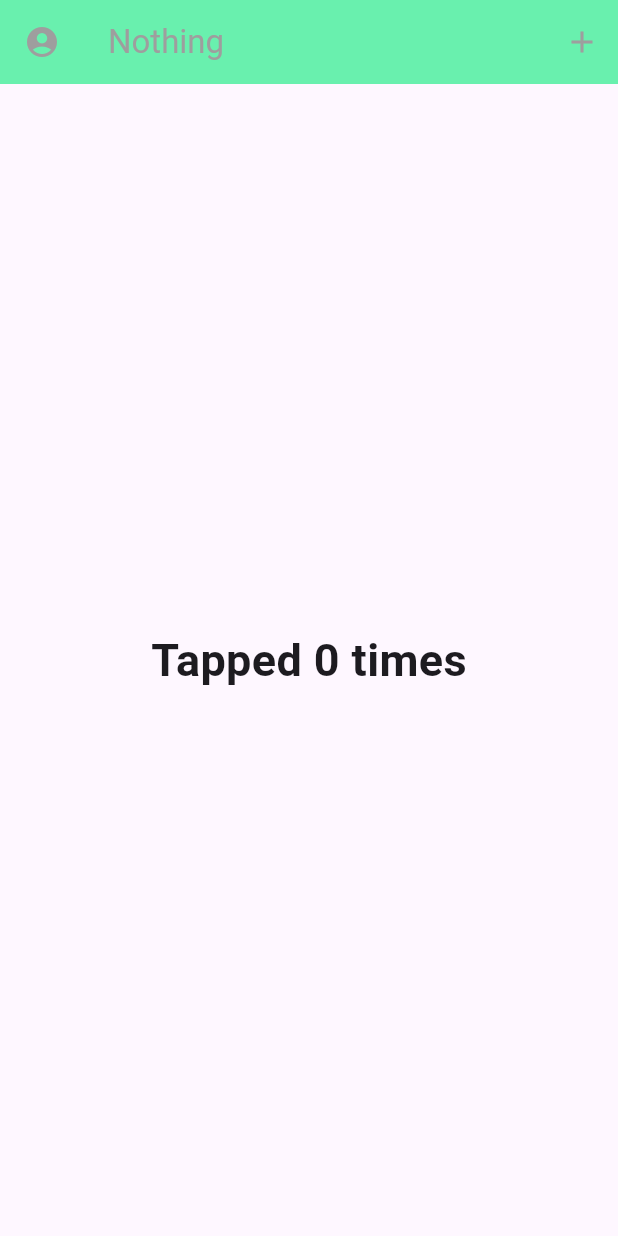
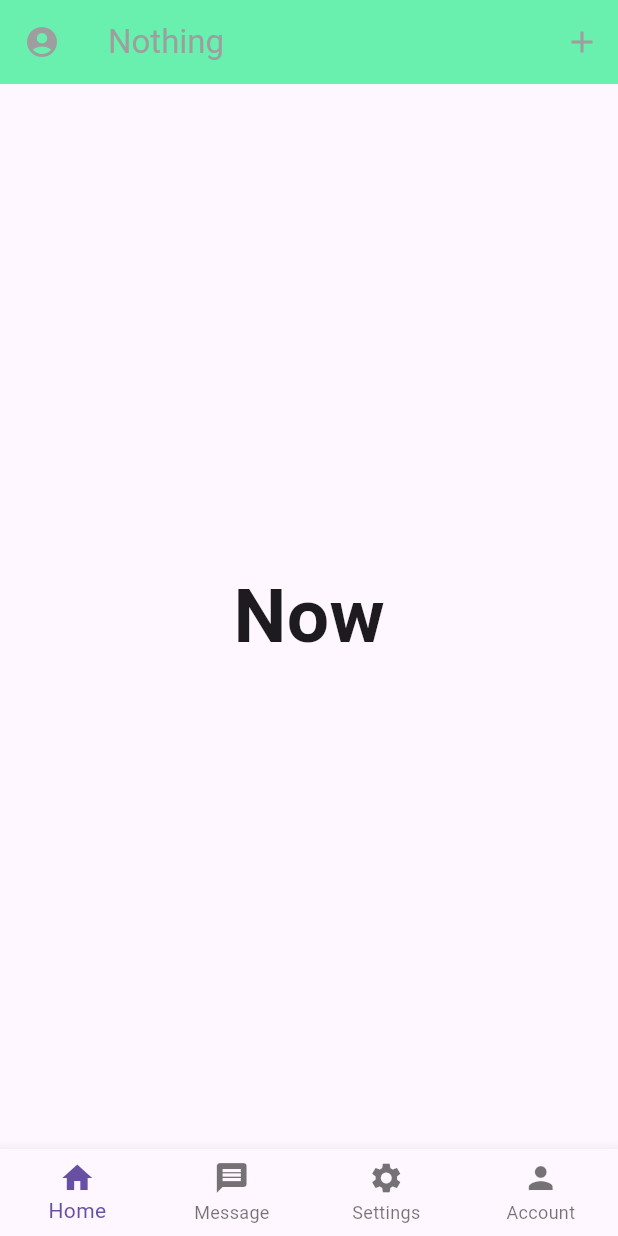
Before and after one commit to saoumiftesham/Pratice, a Flutter app: the screen it shows after launch, on a phone screen of 412 x 824 dp. Run offline on Flutter 3.47's test engine with Material 3 defaults, Android fonts, the phone set to English and light mode, and no system bars.

Commit message:
making bottomnavbar and than get into different part

```diff
--- a/lib/body.dart
+++ b/lib/body.dart
@@ -8,37 +8,12 @@ class Body extends StatefulWidget {
 }
 
 class _BodyState extends State<Body> {
-  //variable
- static int numberOfTimesTapped = 0;
-
- //method
- void _increaseNumber(){
-   setState(() {
-     numberOfTimesTapped++;
-   });
- }
   @override
   Widget build(BuildContext context) {
-    return GestureDetector(
-      onTap: _increaseNumber,
-      child: Center(
-        child: Column(
-          mainAxisAlignment: MainAxisAlignment.spaceEvenly,
-          children: [
-            Text(
-              'Tapped ' + numberOfTimesTapped.toString() + ' times',
-              style: TextStyle(fontSize: 30, fontWeight: FontWeight.bold),
-            ),
-            // GestureDetector(
-            //   onTap: _increaseNumber,
-            //   child: Container(
-            //     color: Colors.green[400],
-            //     padding: EdgeInsets.all(16),
-            //     child: Text("Pressed Here", style: TextStyle(fontSize: 20)),
-            //   ),
-            // ),
-          ],
-        ),
+    return Center(
+      child: Text(
+        "Now",
+        style: TextStyle(fontSize: 50, fontWeight: FontWeight.bold),
       ),
     );
   }
--- /dev/null
+++ b/lib/bottom_bar.dart
@@ -0,0 +1,30 @@
+import 'package:flutter/material.dart';
+
+class BottomBar extends StatefulWidget {
+  const BottomBar({super.key});
+
+  @override
+  State<BottomBar> createState() => _BottomBarState();
+}
+
+class _BottomBarState extends State<BottomBar> {
+  int _selectedIndex = 0;
+  @override
+  Widget build(BuildContext context) {
+    return BottomNavigationBar(
+      currentIndex: _selectedIndex,
+      onTap: (index){
+        setState(() {
+          _selectedIndex = index;
+        });
+      },
+      type: BottomNavigationBarType.fixed,
+      items: [
+        BottomNavigationBarItem(icon: Icon(Icons.home), label: "Home"),
+        BottomNavigationBarItem(icon: Icon(Icons.message), label: "Message"),
+        BottomNavigationBarItem(icon: Icon(Icons.settings), label: "Settings"),
+        BottomNavigationBarItem(icon: Icon(Icons.person), label: "Account"),
+      ],
+    );
+  }
+}
--- a/lib/main.dart
+++ b/lib/main.dart
@@ -1,5 +1,6 @@
 import 'package:flutter/material.dart';
 import 'package:practice_new/body.dart';
+import 'package:practice_new/bottom_bar.dart';
 
 void main() => runApp(const MyApp());
 
@@ -24,18 +25,20 @@ class _MyAppState extends State<MyApp> {
             icon: Icon(Icons.account_circle_rounded),
             onPressed: () {
               setState(() {});
-              },),
+            },
+          ),
           actions: [
             IconButton(
               icon: Icon(Icons.add),
-        onPressed: (){
-              setState(() {
-              });
+              onPressed: () {
+                setState(() {});
               },
             ),
           ],
         ),
         body: Body(),
-    ),);
+        bottomNavigationBar: BottomBar(),
+      ),
+    );
   }
 }
```
Lines whose indentation alone changed are shown as unchanged.
